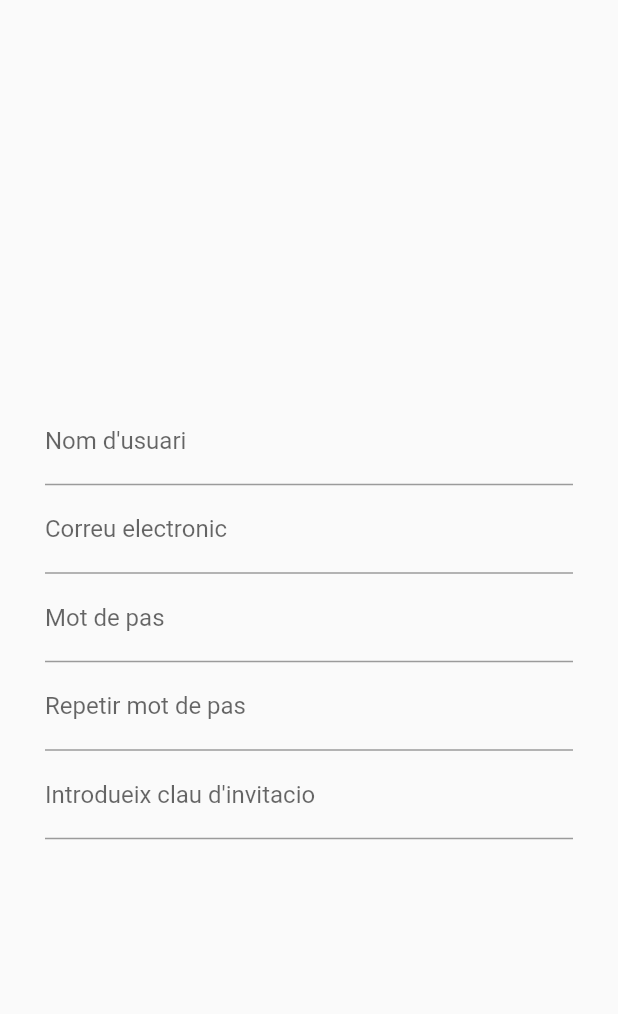
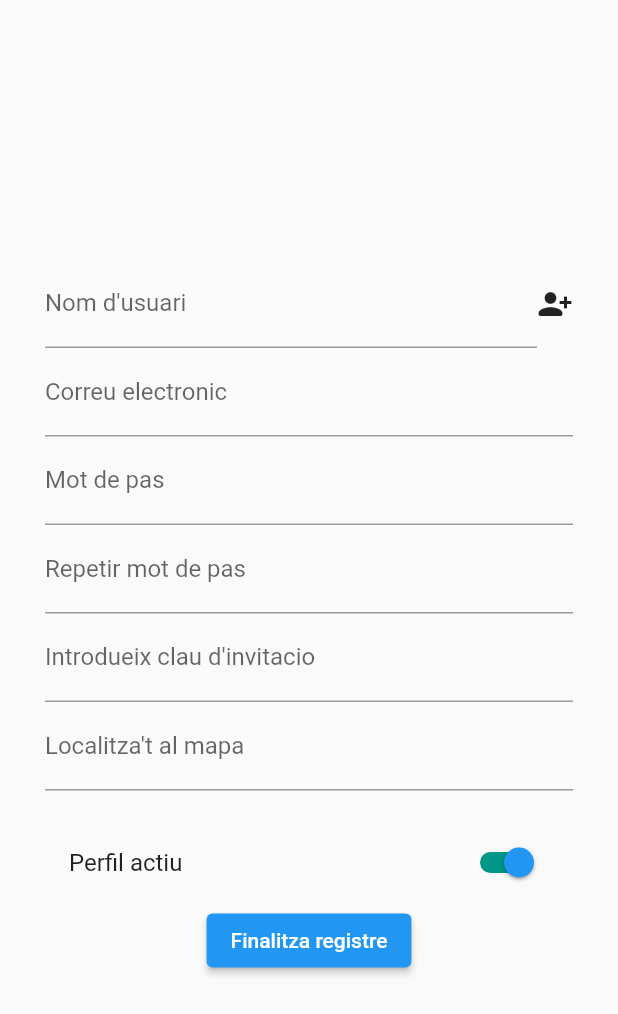
Before and after one commit to emprius/emprius-app-frontend, a Flutter app: the RegisterScreen screen opened by its route, on a phone screen of 412 x 824 dp. Shown: the top 1014 px of the screen. Run offline on Flutter 3.47's test engine with Material 2 defaults, Android fonts, the light colour scheme and no system bars.

Commit message:
Add new fields to register screen

```diff
--- a/lib/views/screens/register_screen.dart
+++ b/lib/views/screens/register_screen.dart
@@ -1,3 +1,4 @@
+import 'package:empriusapp/routes/routes.dart';
 import 'package:flutter/material.dart';
 
 class RegisterScreen extends StatefulWidget {
@@ -9,6 +10,7 @@ class RegisterScreen extends StatefulWidget {
 
 class _RegisterScreenState extends State<RegisterScreen> {
   late final registerFormKey = GlobalKey<FormState>();
+  late bool isActive = true;
 
   @override
   Widget build(BuildContext context) {
@@ -20,14 +22,22 @@ class _RegisterScreenState extends State<RegisterScreen> {
             key: registerFormKey,
             child: Column(
               children: [
-                TextFormField(
-                  decoration: const InputDecoration(labelText: "Nom d'usuari"),
+                Row(
+                  children: [
+                    Flexible(
+                      child: TextFormField(
+                        decoration:
+                            const InputDecoration(labelText: "Nom d'usuari"),
                         validator: (value) {
                           if (value?.length == 0) {
                             return "Aquest camp es requerit";
                           }
                           return null;
                         },
+                      ),
+                    ),
+                    Icon(Icons.person_add_alt_1_rounded),
+                  ],
                 ),
                 TextFormField(
                   decoration:
@@ -68,6 +78,34 @@ class _RegisterScreenState extends State<RegisterScreen> {
                     return null;
                   },
                 ),
+                TextFormField(
+                  decoration:
+                      const InputDecoration(labelText: "Localitza't al mapa"),
+                  validator: (value) {
+                    if (value?.length == 0) {
+                      return "Aquest camp es requerit";
+                    }
+                    return null;
+                  },
+                ),
+                const SizedBox(
+                  height: 20.0,
+                ),
+                SwitchListTile(
+                    title: Text(isActive ? "Perfil actiu" : "Perfil inactiu"),
+                    value: isActive,
+                    activeTrackColor: Colors.teal,
+                    activeColor: Colors.blue,
+                    onChanged: (value) {
+                      setState(() {
+                        isActive = value;
+                      });
+                    }),
+                ElevatedButton(
+                    child: Text('Finalitza registre'),
+                    onPressed: () {
+                      Navigator.pushNamed(context, homeScreenRoute);
+                    })
               ],
             ),
           ),
```
Lines whose indentation alone changed are shown as unchanged.
